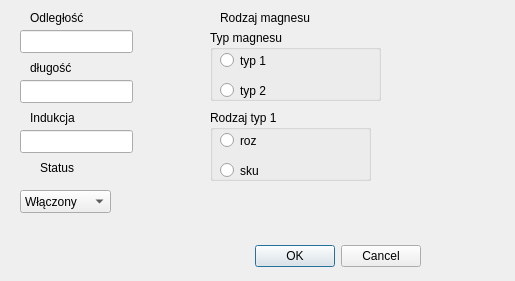
Before: the Qt Designer form wiz/dodaj.ui in illmoded/madx_nasz, drawn with Qt 5.
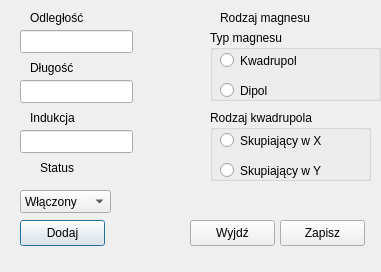
After: the same form once the commit is applied.

Patch:
```diff
--- a/wiz/dodaj.ui
+++ b/wiz/dodaj.ui
@@ -6,29 +6,13 @@
    <rect>
     <x>0</x>
     <y>0</y>
-    <width>515</width>
-    <height>281</height>
+    <width>381</width>
+    <height>272</height>
    </rect>
   </property>
   <property name="windowTitle">
    <string>Dialog</string>
   </property>
-  <widget class="QDialogButtonBox" name="buttonBox">
-   <property name="geometry">
-    <rect>
-     <x>80</x>
-     <y>240</y>
-     <width>341</width>
-     <height>32</height>
-    </rect>
-   </property>
-   <property name="orientation">
-    <enum>Qt::Horizontal</enum>
-   </property>
-   <property name="standardButtons">
-    <set>QDialogButtonBox::Cancel|QDialogButtonBox::Ok</set>
-   </property>
-  </widget>
   <widget class="QLineEdit" name="lineEdit">
    <property name="geometry">
     <rect>
@@ -146,7 +130,7 @@
      </rect>
     </property>
     <property name="text">
-     <string>typ 1</string>
+     <string>Kwadrupol</string>
     </property>
    </widget>
    <widget class="QRadioButton" name="radioButton_2">
@@ -159,7 +143,7 @@
      </rect>
     </property>
     <property name="text">
-     <string>typ 2</string>
+     <string>Dipol</string>
     </property>
    </widget>
   </widget>
@@ -176,19 +160,19 @@
     </rect>
    </property>
    <property name="title">
-    <string>Rodzaj typ 1</string>
+    <string>Rodzaj kwadrupola</string>
    </property>
    <widget class="QRadioButton" name="radioButton_3">
     <property name="geometry">
      <rect>
       <x>10</x>
       <y>20</y>
-      <width>100</width>
+      <width>141</width>
       <height>21</height>
      </rect>
     </property>
     <property name="text">
-     <string>roz</string>
+     <string>Skupiający w X</string>
     </property>
    </widget>
    <widget class="QRadioButton" name="radioButton_4">
@@ -196,12 +180,12 @@
      <rect>
       <x>10</x>
       <y>50</y>
-      <width>100</width>
+      <width>141</width>
       <height>21</height>
      </rect>
     </property>
     <property name="text">
-     <string>sku</string>
+     <string>Skupiający w Y</string>
     </property>
    </widget>
   </widget>
@@ -215,7 +199,7 @@
     </rect>
    </property>
    <property name="text">
-    <string>długość</string>
+    <string>Długość</string>
    </property>
   </widget>
   <widget class="QLineEdit" name="lineEdit_3">
@@ -228,6 +212,45 @@
     </rect>
    </property>
   </widget>
+  <widget class="QPushButton" name="BTNappend">
+   <property name="geometry">
+    <rect>
+     <x>20</x>
+     <y>220</y>
+     <width>85</width>
+     <height>26</height>
+    </rect>
+   </property>
+   <property name="text">
+    <string>Dodaj</string>
+   </property>
+  </widget>
+  <widget class="QPushButton" name="BTNsave">
+   <property name="geometry">
+    <rect>
+     <x>280</x>
+     <y>220</y>
+     <width>85</width>
+     <height>26</height>
+    </rect>
+   </property>
+   <property name="text">
+    <string>Zapisz</string>
+   </property>
+  </widget>
+  <widget class="QPushButton" name="BTNdiscard">
+   <property name="geometry">
+    <rect>
+     <x>190</x>
+     <y>220</y>
+     <width>85</width>
+     <height>26</height>
+    </rect>
+   </property>
+   <property name="text">
+    <string>Wyjdź</string>
+   </property>
+  </widget>
  </widget>
  <resources/>
  <connections>
```
Left out of the diff: 38 changed lines with no effect on the pictures.
